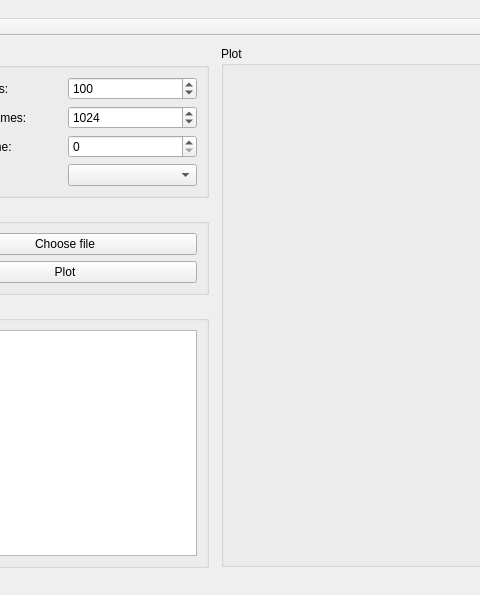
The window that mainwindow.ui (xaratustrah/iqtools) describes before a commit, drawn with Qt 5; both pictures show x 89 to 569 and y 0 to 595 of the 1091 by 595 pixel window.
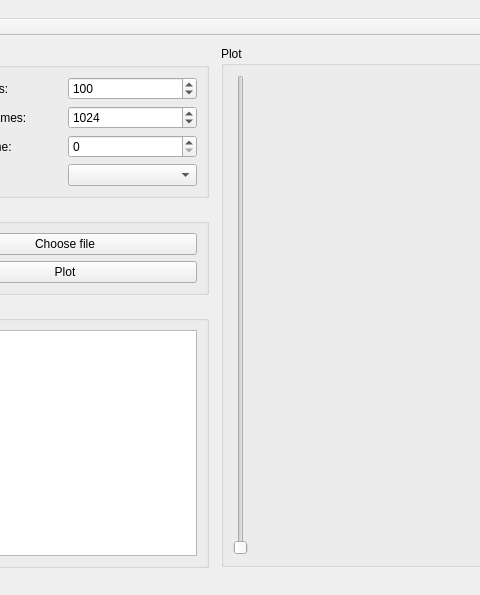
The same window after the commit. Custom widgets are drawn as their Qt base class.

Commit message: added about dialog and other features

The edit to the form file:
```diff
--- a/mainwindow.ui
+++ b/mainwindow.ui
@@ -27,9 +27,16 @@
      <string>Plot</string>
     </property>
     <layout class="QGridLayout" name="gridLayout_3">
-     <item row="0" column="0">
+     <item row="0" column="1">
       <widget class="MatplotLibWidget" name="mplWidget" native="true"/>
      </item>
+     <item row="0" column="0">
+      <widget class="QSlider" name="verticalSlider">
+       <property name="orientation">
+        <enum>Qt::Vertical</enum>
+       </property>
+      </widget>
+     </item>
     </layout>
    </widget>
    <widget class="QWidget" name="layoutWidget">
```
Left out of the diff: 108 changed lines with no effect on the pictures. The commit also changes 5 other files.
